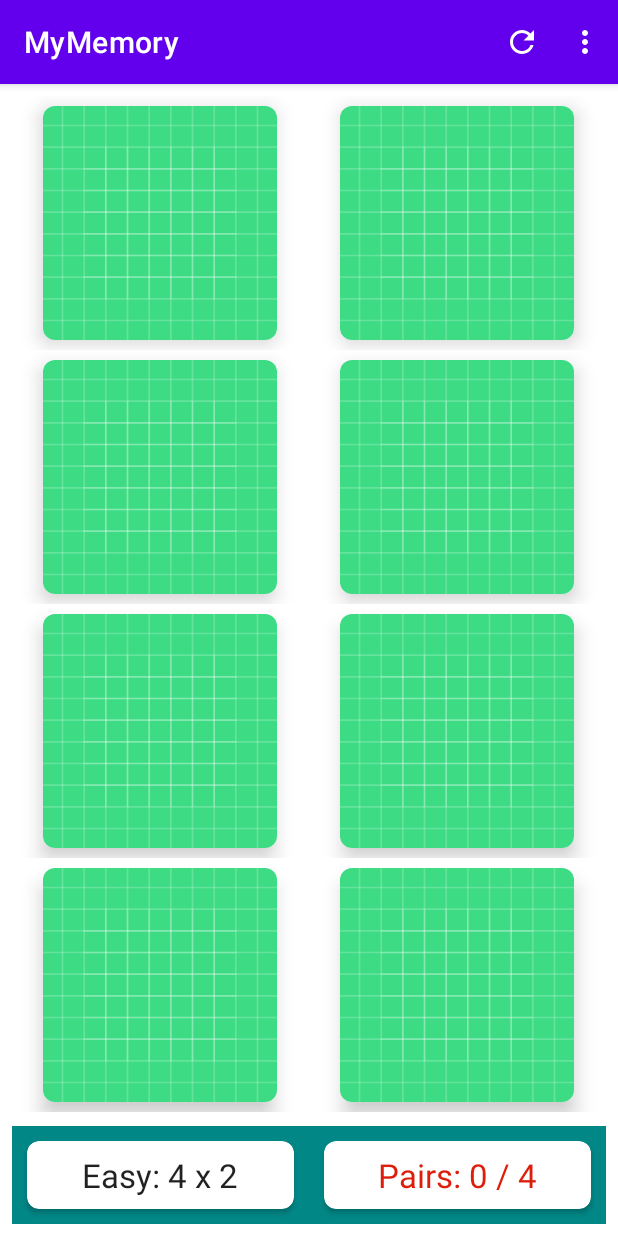
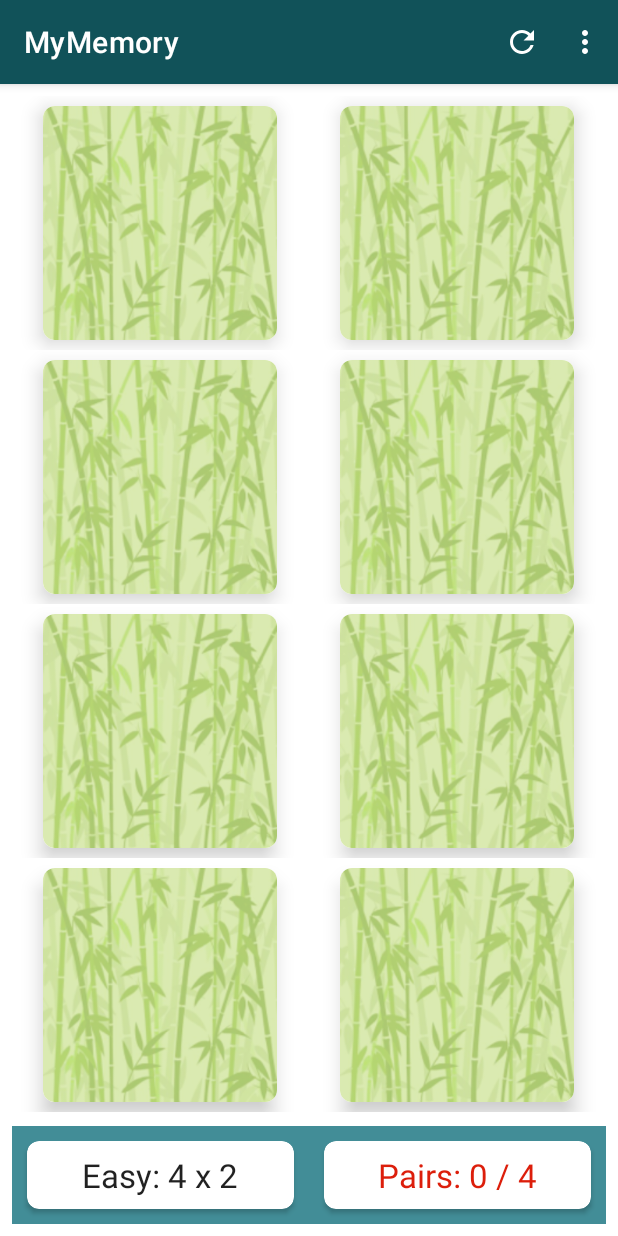
Before and after one commit to ShinJaehun/MyMemory_freeCodeCamp.org, an Android app: the screen it shows after launch (MainActivity), on a phone screen of 412 x 824 dp. Run offline under Robolectric (Android 15) with nearby library versions, the phone set to English and light mode, and no system bars; our stand-ins replace Firebase (no records; nobody signed in at launch, a user with empty details on screens opened directly), Picasso; libraries missing offline, so code that uses them is left out: com.github.jinatonic.confetti.

Commit message:
style updates

```diff
--- a/app/build.gradle
+++ b/app/build.gradle
@@ -46,4 +46,5 @@ dependencies {
     implementation 'com.google.firebase:firebase-firestore-ktx'
     implementation 'com.google.firebase:firebase-storage-ktx'
     implementation 'com.squareup.picasso:picasso:2.8'
+    implementation 'com.github.jinatonic.confetti:confetti:1.1.2'
 }
--- a/app/src/main/AndroidManifest.xml
+++ b/app/src/main/AndroidManifest.xml
@@ -17,14 +17,16 @@
         tools:targetApi="31">
         <activity
             android:name=".CreateActivity"
-            android:exported="false">
+            android:exported="false"
+            android:screenOrientation="portrait">
             <meta-data
                 android:name="android.app.lib_name"
                 android:value="" />
         </activity>
         <activity
             android:name=".MainActivity"
-            android:exported="true">
+            android:exported="true"
+            android:screenOrientation="portrait">
             <intent-filter>
                 <action android:name="android.intent.action.MAIN" />
 
--- a/app/src/main/java/com/shinjaehun/mymemory/MainActivity.kt
+++ b/app/src/main/java/com/shinjaehun/mymemory/MainActivity.kt
@@ -3,6 +3,7 @@ package com.shinjaehun.mymemory
 import android.animation.ArgbEvaluator
 import android.app.Activity
 import android.content.Intent
+import android.graphics.Color
 import androidx.appcompat.app.AppCompatActivity
 import android.os.Bundle
 import android.util.Log
@@ -19,6 +20,7 @@ import androidx.coordinatorlayout.widget.CoordinatorLayout
 import androidx.core.content.ContextCompat
 import androidx.recyclerview.widget.GridLayoutManager
 import androidx.recyclerview.widget.RecyclerView
+import com.github.jinatonic.confetti.CommonConfetti
 import com.google.android.material.snackbar.Snackbar
 import com.google.firebase.firestore.ktx.firestore
 import com.google.firebase.ktx.Firebase
@@ -261,8 +263,9 @@ class MainActivity : AppCompatActivity() {
 
             tvNumPairs.setTextColor(color)
             tvNumPairs.text = "Pairs: ${memoryGame.numPairsFound} / ${boardSize.getNumPairs()}"
-            if (memoryGame.haveWonGame()) {
+            if (memoryGame.haveWonGame()) { // show the winning message
                 Snackbar.make(clRoot, "You won! Congratulations!", Snackbar.LENGTH_LONG).show()
+                CommonConfetti.rainingConfetti(clRoot, intArrayOf(Color.YELLOW, Color.GREEN, Color.MAGENTA)).oneShot()
             }
         }
 
--- a/app/src/main/java/com/shinjaehun/mymemory/MemoryBoardAdapter.kt
+++ b/app/src/main/java/com/shinjaehun/mymemory/MemoryBoardAdapter.kt
@@ -74,7 +74,7 @@ class MemoryBoardAdapter(
                     imageButton.setImageResource(memoryCard.identifier)
                 }
             } else {
-                imageButton.setImageResource(R.drawable.ic_launcher_background)
+                imageButton.setImageResource(R.drawable.bamboo)
             }
 
             // 짝을 맞췄을 때 흐림 효과
--- a/app/src/main/res/values/colors.xml
+++ b/app/src/main/res/values/colors.xml
@@ -10,4 +10,7 @@
     <color name="color_gray">#E0E0E0</color>
     <color name="color_progress_none">#DC1E0B</color>
     <color name="color_progress_full">#35BA01</color>
+    <color name="color_green_dark">#115259</color>
+    <color name="color_green_darkest">#092B2F</color>
+    <color name="color_green_blue">#428D97</color>
 </resources>
--- a/app/src/main/res/values/themes.xml
+++ b/app/src/main/res/values/themes.xml
@@ -2,12 +2,12 @@
     <!-- Base application theme. -->
     <style name="Theme.MyMemory" parent="Theme.MaterialComponents.DayNight.DarkActionBar">
         <!-- Primary brand color. -->
-        <item name="colorPrimary">@color/purple_500</item>
-        <item name="colorPrimaryVariant">@color/purple_700</item>
+        <item name="colorPrimary">@color/color_green_dark</item>
+        <item name="colorPrimaryVariant">@color/color_green_darkest</item>
         <item name="colorOnPrimary">@color/white</item>
         <!-- Secondary brand color. -->
-        <item name="colorSecondary">@color/teal_200</item>
-        <item name="colorSecondaryVariant">@color/teal_700</item>
+        <item name="colorSecondary">@color/color_green_blue</item>
+        <item name="colorSecondaryVariant">@color/color_green_blue</item>
         <item name="colorOnSecondary">@color/black</item>
         <!-- Status bar color. -->
         <item name="android:statusBarColor">?attr/colorPrimaryVariant</item>
```
Also changed, not shown: app/src/main/res/drawable-v24/bamboo.png (added).
